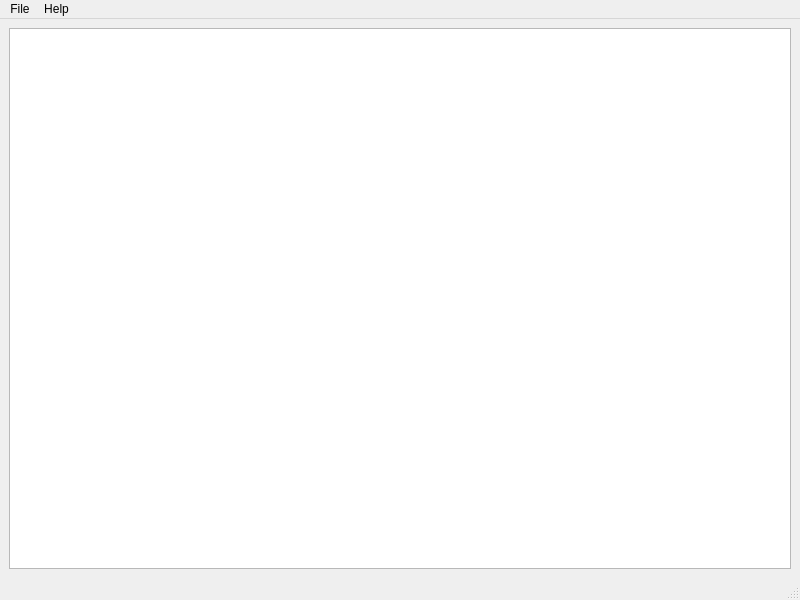
Old version of the form src/ex_modelview/mainwindow.ui in the repository dsba-z/week17cpp2022-modelview.
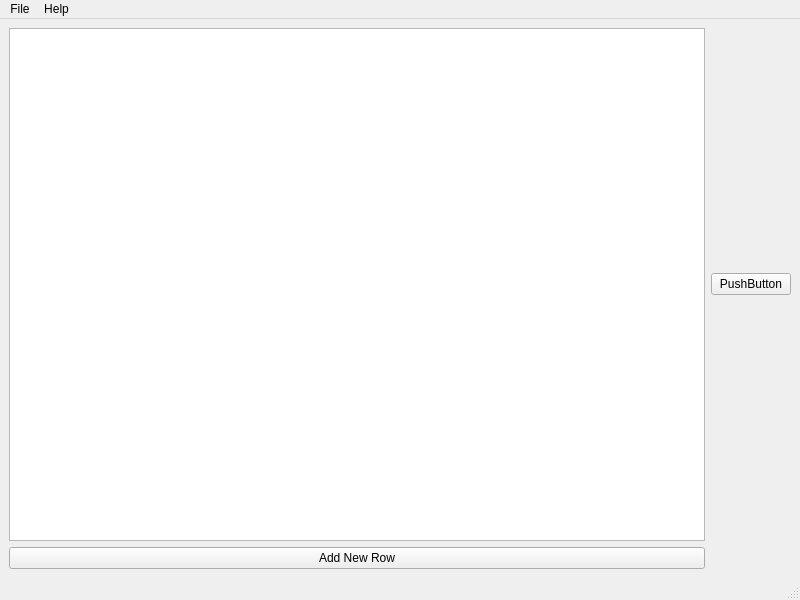
New version of the form.

Diff of the .ui file:
```diff
--- a/src/ex_modelview/mainwindow.ui
+++ b/src/ex_modelview/mainwindow.ui
@@ -18,6 +18,20 @@
     <item row="0" column="0">
      <widget class="QTableView" name="tableView"/>
     </item>
+    <item row="0" column="1">
+     <widget class="QPushButton" name="pushButton">
+      <property name="text">
+       <string>PushButton</string>
+      </property>
+     </widget>
+    </item>
+    <item row="1" column="0">
+     <widget class="QPushButton" name="addNewRowButton">
+      <property name="text">
+       <string>Add New Row</string>
+      </property>
+     </widget>
+    </item>
    </layout>
   </widget>
   <widget class="QMenuBar" name="menubar">
```
